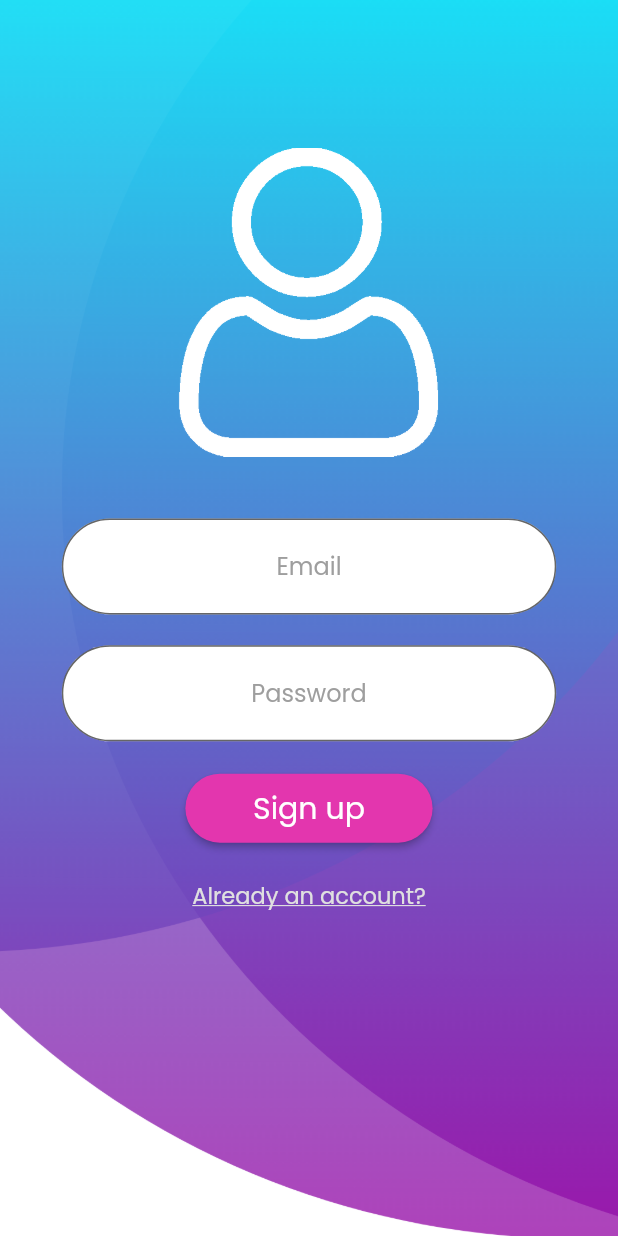
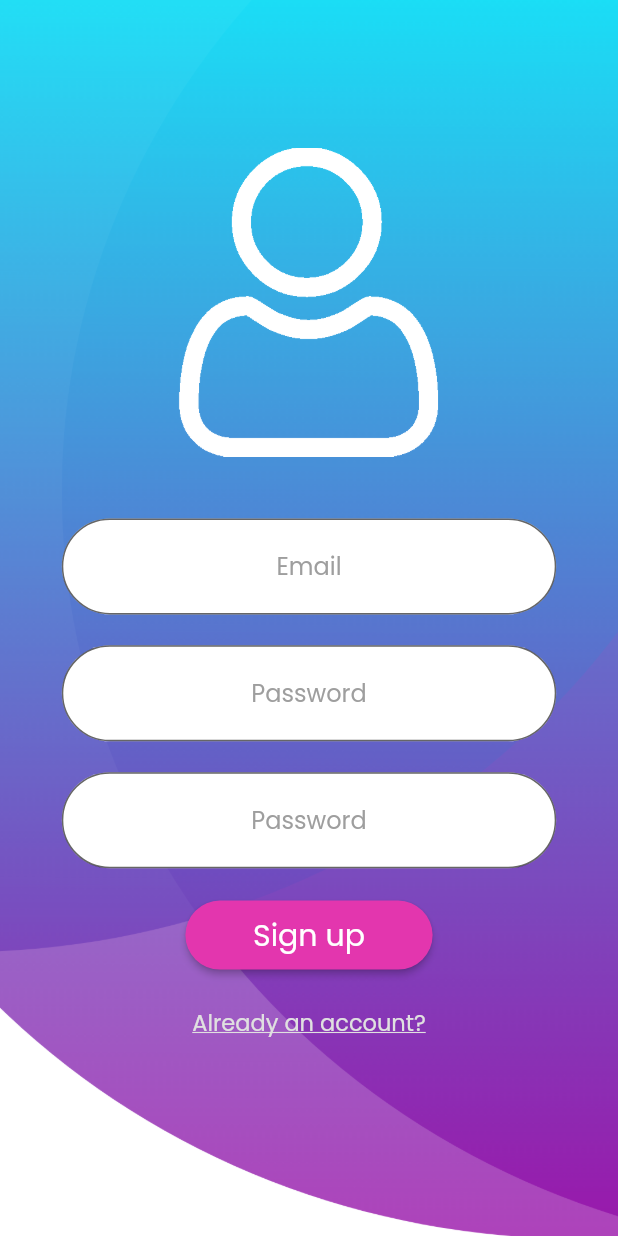
Before and after one commit to Domain-egg/my_finances, a Flutter app: the SignUp screen opened by its route, on a phone screen of 412 x 824 dp. Run offline on Flutter 3.47's test engine with Material 2 defaults, Android fonts, the phone set to English and light mode, and no system bars; drawn by our look-alikes of auto_size_text; our stand-ins replace cloud_firestore, firebase_auth, firebase_core, location; accounts and stored records are empty.

Commit message:
update Login

```diff
--- a/lib/views/sign_up_view.dart
+++ b/lib/views/sign_up_view.dart
@@ -1,7 +1,7 @@
 import 'dart:ui';
+
+import 'package:auto_size_text/auto_size_text.dart';
 import 'package:flutter/material.dart';
-import 'package:auto_size_text/auto_size_text.dart';
-import 'package:my_finances/widgets/custom_dialog.dart';
 
 class SignUp extends StatelessWidget {
   final _primaryColor = const Color(0xFFE336AE);
@@ -44,6 +44,29 @@ class SignUp extends StatelessWidget {
                     textAlign: TextAlign.center,
                     decoration: InputDecoration(
                       hintText: "Email",
+                      hintMaxLines: 1,
+                      hintStyle: TextStyle(
+                        color: Colors.grey,
+                      ),
+                      fillColor: Colors.white,
+                      border: new OutlineInputBorder(
+                        borderRadius: const BorderRadius.all(
+                          const Radius.circular(50.0),
+                        ),
+                      ),
+                      filled: true,
+                    ),
+                  ),
+                ),
+                SizedBox(height: _height * 0.025),
+                Container(
+                  width: _width * 0.8,
+                  child: TextField(
+                    keyboardType: TextInputType.emailAddress,
+                    controller: _passwordController,
+                    textAlign: TextAlign.center,
+                    decoration: InputDecoration(
+                      hintText: "Password",
                       hintMaxLines: 1,
                       hintStyle: TextStyle(
                         color: Colors.grey,
```
